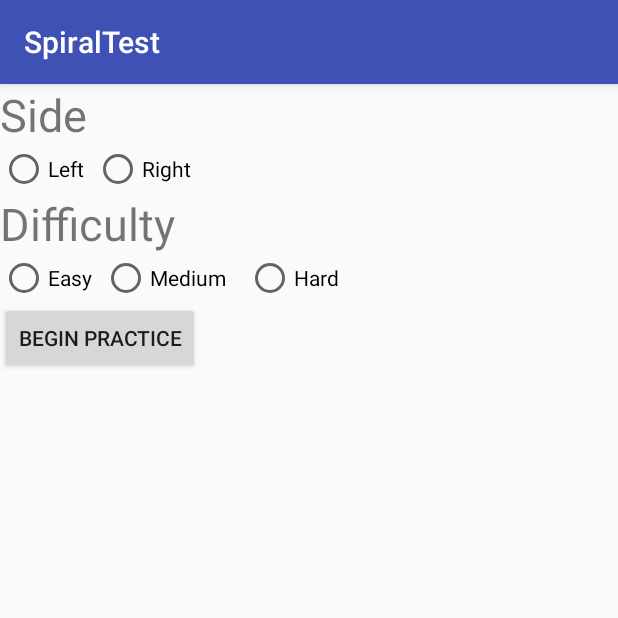
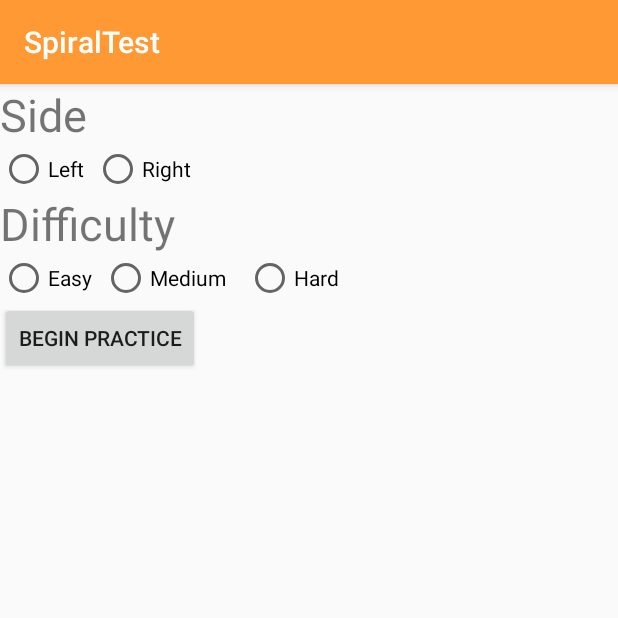
Before and after one commit to cmsc436/SpiralTest, an Android app: the screen it shows after launch (MainActivity), on a phone screen of 412 x 824 dp, the top half of it. Run offline under Robolectric (Android 15) with nearby library versions, the phone set to English and light mode, and no system bars.

Commit message:
Update colors.xml resource file

```diff
--- a/app/src/main/java/cmsc436/umd/edu/spiraltest/SpiralTestFragment.java
+++ b/app/src/main/java/cmsc436/umd/edu/spiraltest/SpiralTestFragment.java
@@ -40,7 +40,7 @@ public class SpiralTestFragment extends Fragment{
     private String side;
     private String difficulty;
     private DrawingView drawView;
-    private Integer timer_length;
+    private int timer_length;
     private CountDownTimer timer;
     private TextView text;
     private boolean started = false;
--- a/app/src/main/res/values/colors.xml
+++ b/app/src/main/res/values/colors.xml
@@ -1,6 +1,8 @@
 <?xml version="1.0" encoding="utf-8"?>
 <resources>
-    <color name="colorPrimary">#3F51B5</color>
-    <color name="colorPrimaryDark">#303F9F</color>
-    <color name="colorAccent">#FF4081</color>
+    <color name="colorPrimary">#FF9933</color>
+    <color name="colorPrimaryDark">#ff7700</color>
+    <color name="colorAccent">#003399</color>
+    <color name="colorAccentLight">#99CCCC</color>
+    <color name="colorBackground">#CCCCCC</color>
 </resources>
```
